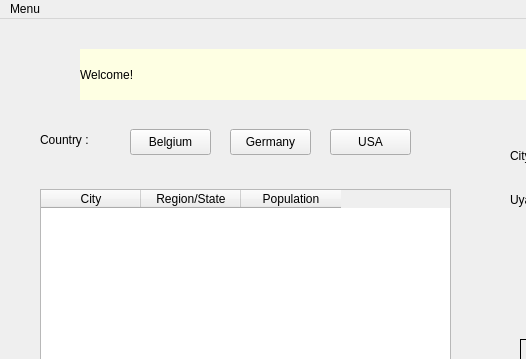
First picture: the form in weather_main.ui, repository melikkekaya/Weather_App, before the edit; both pictures show x 0 to 526 and y 0 to 359 of the 1000 by 750 pixel window.
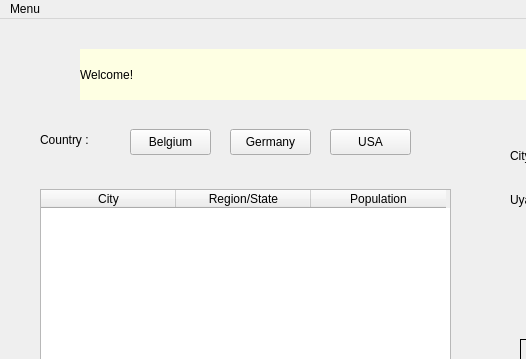
Second picture: the form after the edit. Icons and pictures are not drawn.

```diff
--- a/weather_main.ui
+++ b/weather_main.ui
@@ -248,6 +248,9 @@
       <height>511</height>
      </rect>
     </property>
+    <attribute name="horizontalHeaderDefaultSectionSize">
+     <number>135</number>
+    </attribute>
     <column>
      <property name="text">
       <string>City</string>
```
Left out of the diff: 4 changed lines with no effect on the pictures.
